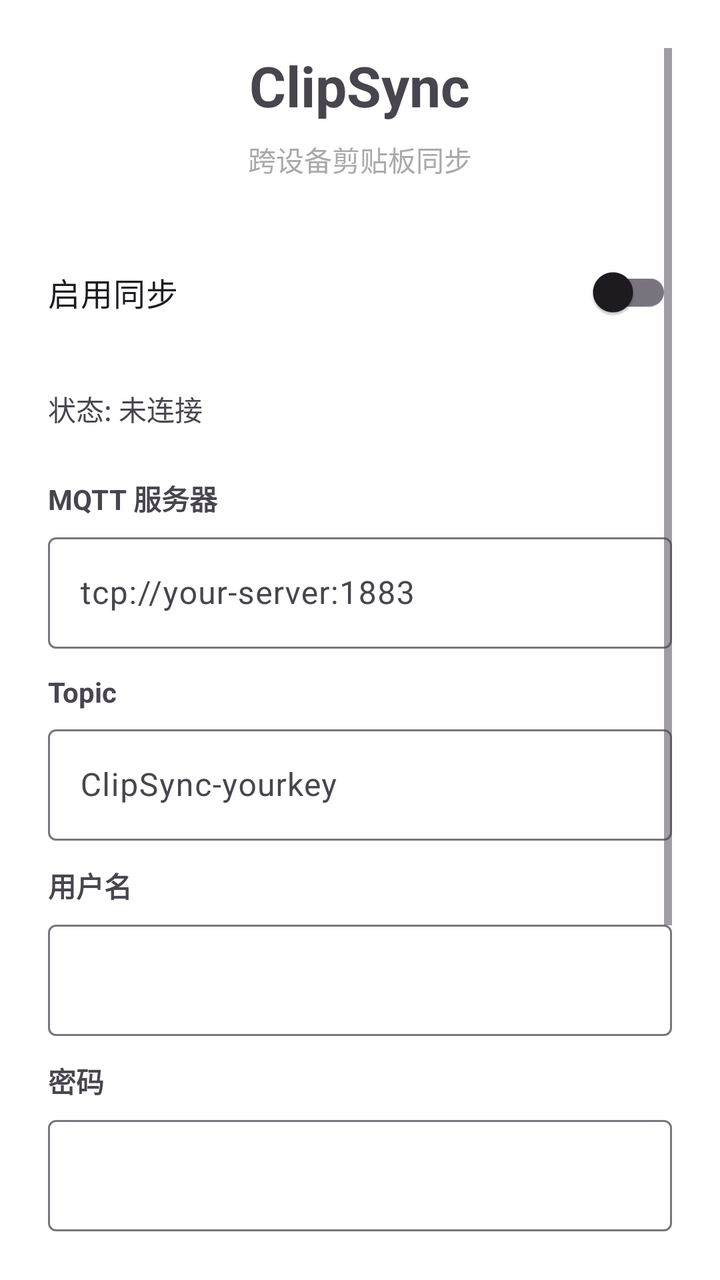
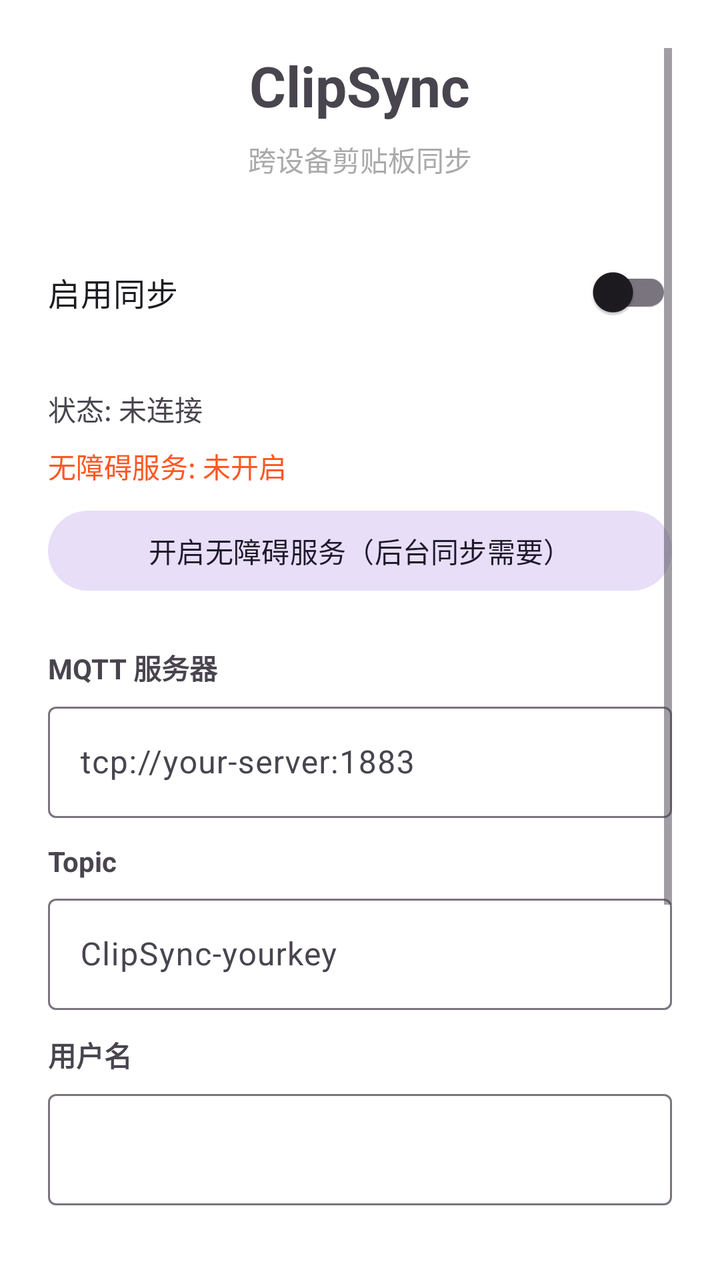

The first picture is an Android layout as it rendered before a commit; the second is the same layout after the commit. The layout source and the unified diff follow.
<!-- AndroidManifest.xml: application theme Theme.ClipSync -->
<!-- res/layout/activity_main.xml -->
<?xml version="1.0" encoding="utf-8"?>
<ScrollView xmlns:android="http://schemas.android.com/apk/res/android"
    android:layout_width="match_parent"
    android:layout_height="match_parent"
    android:padding="24dp"
    android:background="@android:color/white">

    <LinearLayout
        android:layout_width="match_parent"
        android:layout_height="wrap_content"
        android:orientation="vertical"
        android:gravity="center_horizontal">

        <TextView
            android:layout_width="wrap_content"
            android:layout_height="wrap_content"
            android:text="ClipSync"
            android:textSize="28sp"
            android:textStyle="bold"
            android:layout_marginBottom="8dp" />

        <TextView
            android:layout_width="wrap_content"
            android:layout_height="wrap_content"
            android:text="跨设备剪贴板同步"
            android:textColor="@android:color/darker_gray"
            android:layout_marginBottom="32dp" />

        
        <com.google.android.material.switchmaterial.SwitchMaterial
            android:id="@+id/switchSync"
            android:layout_width="match_parent"
            android:layout_height="wrap_content"
            android:text="启用同步"
            android:textSize="16sp"
            android:layout_marginBottom="24dp" />

        
        <TextView
            android:id="@+id/tvStatus"
            android:layout_width="match_parent"
            android:layout_height="wrap_content"
            android:text="状态: 未连接"
            android:textSize="14sp"
            android:layout_marginBottom="24dp" />

        
        <TextView
            android:layout_width="match_parent"
            android:layout_height="wrap_content"
            android:text="MQTT 服务器"
            android:textSize="14sp"
            android:textStyle="bold"
            android:layout_marginBottom="4dp" />

        <com.google.android.material.textfield.TextInputLayout
            android:layout_width="match_parent"
            android:layout_height="wrap_content"
            android:layout_marginBottom="12dp">

            <com.google.android.material.textfield.TextInputEditText
                android:id="@+id/etServer"
                android:layout_width="match_parent"
                android:layout_height="wrap_content"
                android:hint="tcp://your-server:1883"
                android:inputType="textUri" />
        </com.google.android.material.textfield.TextInputLayout>

        <TextView
            android:layout_width="match_parent"
            android:layout_height="wrap_content"
            android:text="Topic"
            android:textSize="14sp"
            android:textStyle="bold"
            android:layout_marginBottom="4dp" />

        <com.google.android.material.textfield.TextInputLayout
            android:layout_width="match_parent"
            android:layout_height="wrap_content"
            android:layout_marginBottom="12dp">

            <com.google.android.material.textfield.TextInputEditText
                android:id="@+id/etTopic"
                android:layout_width="match_parent"
                android:layout_height="wrap_content"
                android:hint="ClipSync-yourkey"
                android:inputType="text" />
        </com.google.android.material.textfield.TextInputLayout>

        <TextView
            android:layout_width="match_parent"
            android:layout_height="wrap_content"
            android:text="用户名"
            android:textSize="14sp"
            android:textStyle="bold"
            android:layout_marginBottom="4dp" />

        <com.google.android.material.textfield.TextInputLayout
            android:layout_width="match_parent"
            android:layout_height="wrap_content"
            android:layout_marginBottom="12dp">

            <com.google.android.material.textfield.TextInputEditText
                android:id="@+id/etUsername"
                android:layout_width="match_parent"
                android:layout_height="wrap_content"
                android:inputType="text" />
        </com.google.android.material.textfield.TextInputLayout>

        <TextView
            android:layout_width="match_parent"
            android:layout_height="wrap_content"
            android:text="密码"
            android:textSize="14sp"
            android:textStyle="bold"
            android:layout_marginBottom="4dp" />

        <com.google.android.material.textfield.TextInputLayout
            android:layout_width="match_parent"
            android:layout_height="wrap_content"
            android:layout_marginBottom="16dp">

            <com.google.android.material.textfield.TextInputEditText
                android:id="@+id/etPassword"
                android:layout_width="match_parent"
                android:layout_height="wrap_content"
                android:inputType="textPassword" />
        </com.google.android.material.textfield.TextInputLayout>

        <com.google.android.material.button.MaterialButton
            android:id="@+id/btnSave"
            android:layout_width="match_parent"
            android:layout_height="wrap_content"
            android:text="保存配置"
            android:layout_marginBottom="16dp" />

        
        <com.google.android.material.button.MaterialButton
            android:id="@+id/btnMiuiGuide"
            style="@style/Widget.Material3.Button.TextButton"
            android:layout_width="match_parent"
            android:layout_height="wrap_content"
            android:text="小米/MIUI 电池优化设置"
            android:layout_marginBottom="8dp" />

        
        <com.google.android.material.button.MaterialButton
            android:id="@+id/btnShizuku"
            style="@style/Widget.Material3.Button.TonalButton"
            android:layout_width="match_parent"
            android:layout_height="wrap_content"
            android:text="连接 Shizuku（需要先安装 Shizuku）"
            android:layout_marginBottom="16dp" />

        <com.google.android.material.button.MaterialButton
            android:id="@+id/btnLogs"
            style="@style/Widget.Material3.Button.OutlinedButton"
            android:layout_width="match_parent"
            android:layout_height="wrap_content"
            android:text="查看运行日志" />

    </LinearLayout>
</ScrollView>
<!-- resources referenced by this layout -->
<resources>
  <style name="Theme.ClipSync" parent="Theme.Material3.Light.NoActionBar">
          <item name="colorPrimary">@android:color/holo_green_dark</item>
          <item name="colorOnPrimary">@android:color/white</item>
      </style>
</resources>

<!-- the commit's change to res/layout/activity_main.xml (unified diff, before → after) -->
@@ -42,6 +42,24 @@
             android:layout_height="wrap_content"
             android:text="状态: 未连接"
             android:textSize="14sp"
+            android:layout_marginBottom="8dp" />
+
+        
+        <TextView
+            android:id="@+id/tvAccessibility"
+            android:layout_width="match_parent"
+            android:layout_height="wrap_content"
+            android:text="无障碍服务: 未开启"
+            android:textSize="14sp"
+            android:textColor="#FF5722"
+            android:layout_marginBottom="8dp" />
+
+        <com.google.android.material.button.MaterialButton
+            android:id="@+id/btnAccessibility"
+            style="@style/Widget.Material3.Button.TonalButton"
+            android:layout_width="match_parent"
+            android:layout_height="wrap_content"
+            android:text="开启无障碍服务（后台同步需要）"
             android:layout_marginBottom="24dp" />
 
         
@@ -143,15 +161,6 @@
             android:text="小米/MIUI 电池优化设置"
             android:layout_marginBottom="8dp" />
 
-        
-        <com.google.android.material.button.MaterialButton
-            android:id="@+id/btnShizuku"
-            style="@style/Widget.Material3.Button.TonalButton"
-            android:layout_width="match_parent"
-            android:layout_height="wrap_content"
-            android:text="连接 Shizuku（需要先安装 Shizuku）"
-            android:layout_marginBottom="16dp" />
-
         <com.google.android.material.button.MaterialButton
             android:id="@+id/btnLogs"
             style="@style/Widget.Material3.Button.OutlinedButton"
